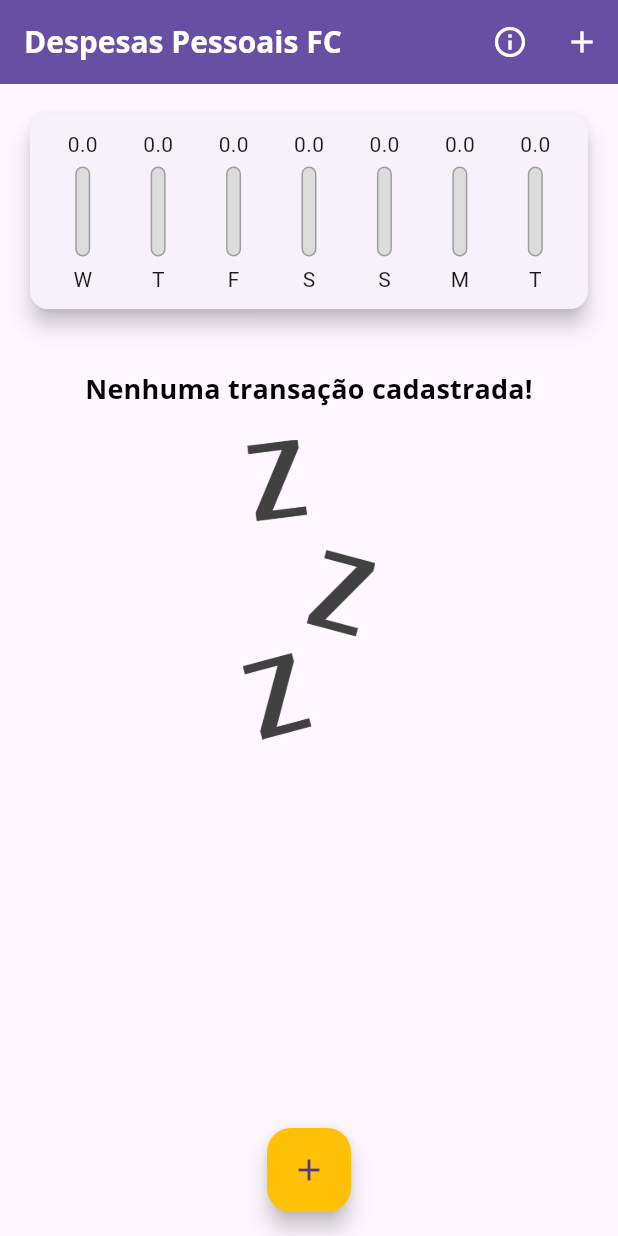
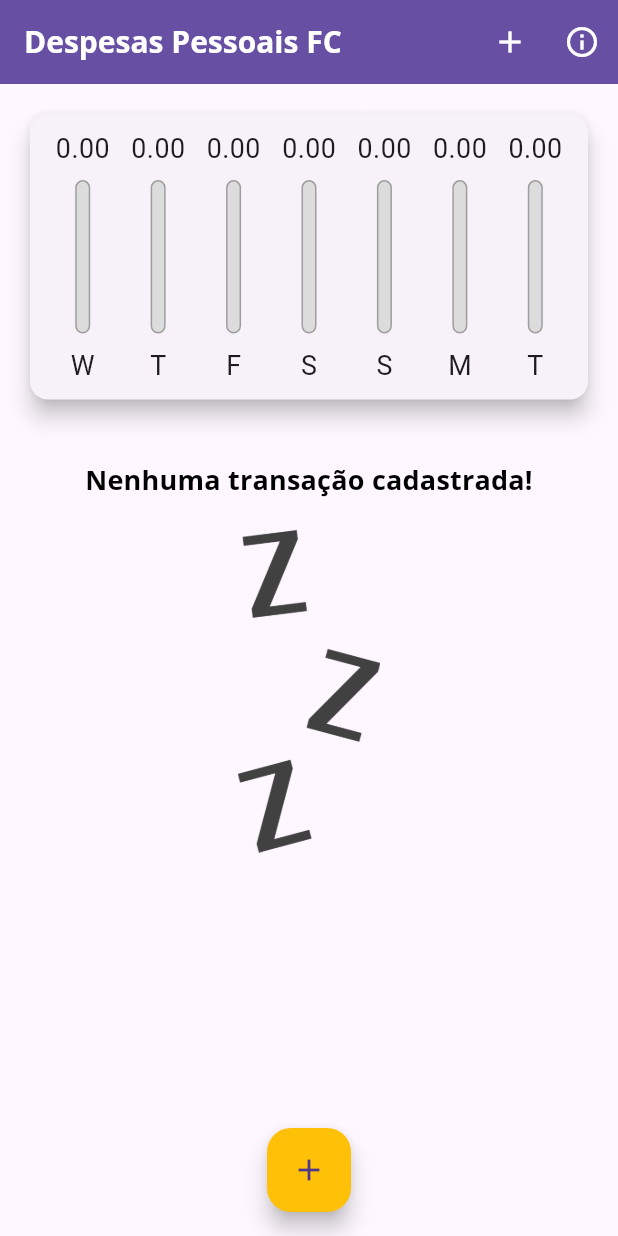
Before and after one commit to FLCordis/fc_despesas, a Flutter app: the screen it shows after launch, on a phone screen of 412 x 824 dp. Run offline on Flutter 3.47's test engine with Material 3 defaults, Android fonts, the phone set to English and light mode, and no system bars.

Commit message:
FEAT - Novos botões e Media Query

```diff
--- a/lib/components/chart.dart
+++ b/lib/components/chart.dart
@@ -8,28 +8,29 @@ class Chart extends StatelessWidget {
 
   final List<Transaction> recentTransactions;
 
-  List<Map<String,Object>> get groupedTransactions {
+  List<Map<String, Object>> get groupedTransactions {
     return List.generate(7, (index) {
-
       final weekDay = DateTime.now().subtract(Duration(days: index));
       final dayOfWeek = DateFormat.E().format(weekDay)[0];
 
       double totalSum = 0.0;
       for (var tr in recentTransactions) {
-        if (tr.date.day == weekDay.day && tr.date.month == weekDay.month && tr.date.year == weekDay.year) {
+        if (tr.date.day == weekDay.day &&
+            tr.date.month == weekDay.month &&
+            tr.date.year == weekDay.year) {
           totalSum += tr.value;
         }
       }
 
-      return {
-        'day': dayOfWeek,
-        'value': totalSum,
-      };
+      return {'day': dayOfWeek, 'value': totalSum};
     }).reversed.toList();
   }
 
   double get _weekTotalValue {
-    return groupedTransactions.fold(0.0, (sum, tr) => sum + (tr['value'] as double));
+    return groupedTransactions.fold(
+      0.0,
+      (sum, tr) => sum + (tr['value'] as double),
+    );
   }
 
   @override
@@ -47,8 +48,10 @@ class Chart extends StatelessWidget {
               child: ChartBar(
                 label: tr['day'].toString(),
                 value: tr['value'] as double,
-                percentage: _weekTotalValue == 0 ? 0 : (tr['value'] as double) / _weekTotalValue,
-                ),
+                percentage: _weekTotalValue == 0
+                    ? 0
+                    : (tr['value'] as double) / _weekTotalValue,
+              ),
             );
           }).toList(),
         ),
--- a/lib/components/chart_bar.dart
+++ b/lib/components/chart_bar.dart
@@ -5,7 +5,7 @@ class ChartBar extends StatelessWidget {
     super.key,
     required this.label,
     required this.value,
-    required this.percentage
+    required this.percentage,
   });
 
   final String label;
@@ -14,31 +14,26 @@ class ChartBar extends StatelessWidget {
 
   @override
   Widget build(BuildContext context) {
+    return LayoutBuilder(
+      builder: (ctx, constraints) {
         return Column(
           children: <Widget>[
             Container(
-          height: 20,
-          child: FittedBox(
-            child: Text(
-              value.toStringAsFixed(1),
+              height: constraints.maxHeight * 0.15,
+              child: FittedBox(child: Text(value.toStringAsFixed(2))),
             ),
-          ),
-        ),
-        SizedBox(height: 5),
+            SizedBox(height: constraints.maxHeight * 0.05),
             Container(
-          height: 60,
+              height: constraints.maxHeight * 0.60,
               width: 10,
               child: Stack(
                 alignment: Alignment.bottomCenter,
                 children: <Widget>[
                   Container(
                     decoration: BoxDecoration(
-                  border: Border.all(
-                    color: Colors.grey,
-                    width: 1,
-                  ),
+                      border: Border.all(color: Colors.grey, width: 1),
                       color: Color.fromRGBO(220, 220, 220, 1),
-                  borderRadius: BorderRadius.circular(5)
+                      borderRadius: BorderRadius.circular(5),
                     ),
                   ),
                   FractionallySizedBox(
@@ -46,16 +41,21 @@ class ChartBar extends StatelessWidget {
                     child: Container(
                       decoration: BoxDecoration(
                         color: Theme.of(context).primaryColor,
-                    borderRadius: BorderRadius.circular(5)
+                        borderRadius: BorderRadius.circular(5),
                       ),
                     ),
-              )
+                  ),
                 ],
               ),
             ),
-        SizedBox(height: 5),
-        Text(label),
+            SizedBox(height: constraints.maxHeight * 0.05),
+            Container(
+              height: constraints.maxHeight * 0.15,
+              child: FittedBox(child: Text(label)),
+            ),
           ],
+        );
+      },
     );
   }
 }
--- a/lib/components/transaction_list.dart
+++ b/lib/components/transaction_list.dart
@@ -3,31 +3,41 @@ import 'package:flutter/material.dart';
 import 'package:intl/intl.dart';
 
 class TransactionList extends StatelessWidget {
-  const TransactionList({super.key, required this.transactions, required this.onRemove});
+  const TransactionList({
+    super.key,
+    required this.transactions,
+    required this.onRemove,
+  });
 
   final List<Transaction> transactions;
   final void Function(String) onRemove;
 
   @override
   Widget build(BuildContext context) {
-    return Container(
-      height: MediaQuery.of(context).size.height * 0.55,
-      child: transactions.isEmpty ? Column(
+    return transactions.isEmpty
+        ? LayoutBuilder(
+            builder: (ctx, constraints) {
+              return Column(
                 children: <Widget>[
                   SizedBox(height: 20),
-          Text('Nenhuma transação cadastrada!',
+                  Text(
+                    'Nenhuma transação cadastrada!',
                     style: Theme.of(context).textTheme.titleMedium,
                     textAlign: TextAlign.center,
                   ),
                   SizedBox(height: 20),
                   Container(
-            height: 200,
-            child: Image.asset('assets/images/waiting.png',
+                    height: constraints.maxHeight * 0.4,
+                    child: Image.asset(
+                      'assets/images/waiting.png',
                       fit: BoxFit.cover,
                     ),
                   ),
                 ],
-      ) : ListView.builder(
+              );
+            },
+          )
+        : ListView.builder(
             itemCount: transactions.length,
             itemBuilder: (ctx, index) {
               final tr = transactions[index];
@@ -40,9 +50,7 @@ class TransactionList extends StatelessWidget {
                     child: Padding(
                       padding: const EdgeInsets.all(6),
                       child: FittedBox(
-                    child: Text(
-                      'R\$${tr.value.toStringAsFixed(2)}',
-                    ),
+                        child: Text('R\$${tr.value.toStringAsFixed(2)}'),
                       ),
                     ),
                   ),
@@ -50,9 +58,7 @@ class TransactionList extends StatelessWidget {
                     tr.title,
                     style: Theme.of(context).textTheme.titleMedium,
                   ),
-              subtitle: Text(
-                DateFormat('d MMM y').format(tr.date),
-              ),
+                  subtitle: Text(DateFormat('d MMM y').format(tr.date)),
                   trailing: IconButton(
                     onPressed: () => onRemove(tr.id),
                     icon: Icon(Icons.delete),
@@ -61,7 +67,6 @@ class TransactionList extends StatelessWidget {
                 ),
               );
             },
-        ),
           );
   }
 }
--- a/lib/main.dart
+++ b/lib/main.dart
@@ -1,5 +1,6 @@
 import 'package:fc_despesas/components/chart.dart';
 import 'package:flutter/material.dart';
+// import 'package:flutter/services.dart';
 import 'package:flutter_localizations/flutter_localizations.dart';
 import 'package:url_launcher/url_launcher.dart';
 import 'dart:math';
@@ -14,6 +15,8 @@ class ExpensesApp extends StatelessWidget {
 
   @override
   Widget build(BuildContext context) {
+    // SystemChrome.setPreferredOrientations([DeviceOrientation.portraitUp]);
+
     return MaterialApp(
       title: 'Despesas Pessoais FC',
       localizationsDelegates: const [
@@ -21,10 +24,7 @@ class ExpensesApp extends StatelessWidget {
         GlobalWidgetsLocalizations.delegate,
         GlobalCupertinoLocalizations.delegate,
       ],
-      supportedLocales: const [
-        Locale('pt', 'BR'),
-        Locale('en', 'US'),
-      ],
+      supportedLocales: const [Locale('pt', 'BR'), Locale('en', 'US')],
       home: MyHomePage(),
       theme: ThemeData(
         primarySwatch: Colors.purple,
@@ -44,16 +44,14 @@ class ExpensesApp extends StatelessWidget {
             fontFamily: 'OpenSans',
             fontSize: 20,
             fontWeight: FontWeight.bold,
-            color: Colors.white
+            color: Colors.white,
           ),
         ),
         elevatedButtonTheme: ElevatedButtonThemeData(
           style: ElevatedButton.styleFrom(
             foregroundColor: Colors.white,
             backgroundColor: Colors.purple[800],
-            textStyle: TextStyle(
-              fontWeight: FontWeight.bold,
-            ),
+            textStyle: TextStyle(fontWeight: FontWeight.bold),
           ),
         ),
       ),
@@ -69,7 +67,8 @@ class MyHomePage extends StatefulWidget {
 }
 
 class _MyHomePageState extends State<MyHomePage> {
-  final List <Transaction> _transactions = [];
+  final List<Transaction> _transactions = [];
+  bool _showChart = false;
 
   List<Transaction> get _recentTransactions {
     return _transactions.where((tr) {
@@ -111,9 +110,9 @@ class _MyHomePageState extends State<MyHomePage> {
     } catch (e) {
       print('Erro ao abrir URL: $e');
       // Mostra um snackbar para o usuário
-      ScaffoldMessenger.of(context).showSnackBar(
-        SnackBar(content: Text('Não foi possível abrir o link')),
-      );
+      ScaffoldMessenger.of(
+        context,
+      ).showSnackBar(SnackBar(content: Text('Não foi possível abrir o link')));
     }
   }
 
@@ -127,7 +126,10 @@ class _MyHomePageState extends State<MyHomePage> {
             mainAxisSize: MainAxisSize.min,
             crossAxisAlignment: CrossAxisAlignment.start,
             children: [
-              Text('Despesas Pessoais FC', style: TextStyle(fontWeight: FontWeight.bold, fontSize: 16)),
+              Text(
+                'Despesas Pessoais FC',
+                style: TextStyle(fontWeight: FontWeight.bold, fontSize: 16),
+              ),
               SizedBox(height: 8),
               Text('Desenvolvido por Flávio Cordis'),
               SizedBox(height: 4),
@@ -163,43 +165,92 @@ class _MyHomePageState extends State<MyHomePage> {
       context: context,
       builder: (_) {
         return TransactionForm(_addTransaction);
-      });
+      },
+    );
   }
 
   @override
   Widget build(BuildContext context) {
-    return Scaffold(
-      appBar: AppBar(
-        title: Text(
-          'Despesas Pessoais FC',
-        ),
+    final isLandscape =
+        MediaQuery.of(context).orientation == Orientation.landscape;
+
+    final availableWidth = MediaQuery.of(context).size.width;
+    final adaptativeFont = availableWidth * 0.05;
+
+    final appBar = AppBar(
+      title: Text('Despesas Pessoais FC', textScaler: TextScaler.linear(1.0)),
       actions: <Widget>[
+        if (isLandscape)
           IconButton(
-            icon: Icon(Icons.info_outline),
-            onPressed: () => _showInfoDialog(context),
+            icon: Icon(_showChart ? Icons.list : Icons.bar_chart_rounded),
+            onPressed: () {
+              setState(() {
+                _showChart = !_showChart;
+              });
+            },
           ),
         IconButton(
           icon: Icon(Icons.add),
           onPressed: () => _openTransactionFormModal(context),
         ),
+        IconButton(
+          icon: Icon(Icons.info_outline),
+          onPressed: () => _showInfoDialog(context),
+        ),
       ],
       backgroundColor: Theme.of(context).primaryColor,
       foregroundColor: Colors.white,
-      ),
+    );
+
+    final availableHeight =
+        MediaQuery.of(context).size.height -
+        appBar.preferredSize.height -
+        MediaQuery.of(context).padding.top;
+
+    return Scaffold(
+      appBar: appBar,
       body: SingleChildScrollView(
         child: Column(
           crossAxisAlignment: CrossAxisAlignment.stretch,
           children: <Widget>[
-            Chart(recentTransactions: _recentTransactions),
-            TransactionList(transactions: _transactions, onRemove: _removeTransaction),
+            // if (isLandscape)
+            //   Row(
+            //     mainAxisAlignment: MainAxisAlignment.center,
+            //     children: <Widget>[
+            //       Switch(
+            //         value: _showChart,
+            //         onChanged: (value) {
+            //           setState(() {
+            //             _showChart = value;
+            //           });
+            //         },
+            //       ),
+            //       Text('Exibir Gráfico'),
+            //     ],
+            //   ),
+            if (_showChart || !isLandscape)
+              Container(
+                height: availableHeight * (isLandscape ? 0.7 : 0.3),
+                child: Chart(recentTransactions: _recentTransactions),
+              ),
+            if (!_showChart || !isLandscape)
+              Container(
+                height: availableHeight * 0.7,
+                child: TransactionList(
+                  transactions: _transactions,
+                  onRemove: _removeTransaction,
+                ),
+              ),
           ],
         ),
       ),
-      floatingActionButton: FloatingActionButton(
+      floatingActionButton: !isLandscape
+          ? FloatingActionButton(
               onPressed: () => _openTransactionFormModal(context),
               backgroundColor: Theme.of(context).hintColor,
               child: Icon(Icons.add),
-      ),
+            )
+          : null,
       floatingActionButtonLocation: FloatingActionButtonLocation.centerFloat,
     );
   }
```
Lines whose indentation alone changed are shown as unchanged.
